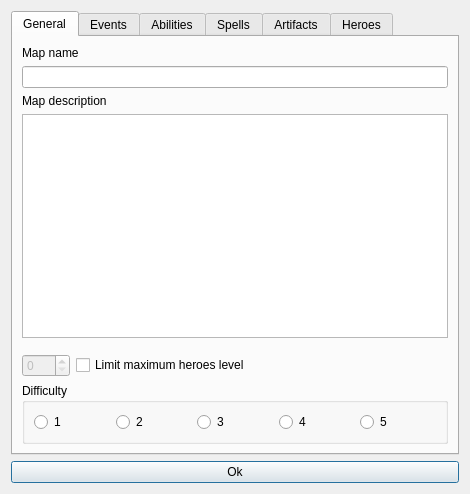
First picture: the form in mapeditor/mapsettings.ui, repository vcmi/vcmi, before the edit.
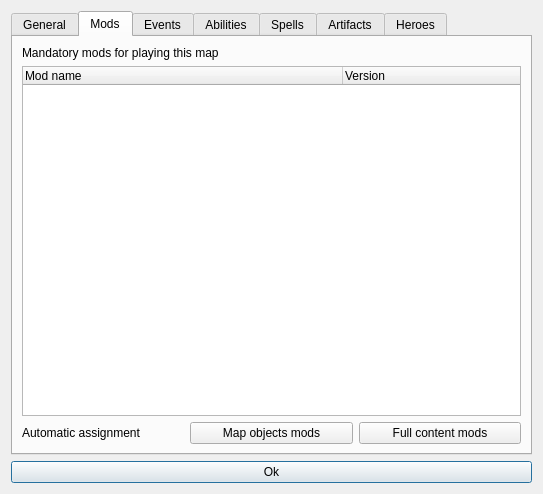
Second picture: the form after the edit. The open tabs and pages were chosen to show the change.

```diff
--- a/mapeditor/mapsettings.ui
+++ b/mapeditor/mapsettings.ui
@@ -9,7 +9,7 @@
    <rect>
     <x>0</x>
     <y>0</y>
-    <width>470</width>
+    <width>543</width>
     <height>494</height>
    </rect>
   </property>
@@ -23,14 +23,7 @@
    <string>Map settings</string>
   </property>
   <layout class="QGridLayout" name="gridLayout">
-   <item row="2" column="1">
-    <widget class="QPushButton" name="pushButton">
-     <property name="text">
-      <string>Ok</string>
-     </property>
-    </widget>
-   </item>
-   <item row="1" column="1">
+   <item row="3" column="1">
     <widget class="QTabWidget" name="tabWidget">
      <property name="currentIndex">
       <number>0</number>
@@ -139,6 +132,77 @@
        </item>
       </layout>
      </widget>
+     <widget class="QWidget" name="tab_9">
+      <attribute name="title">
+       <string>Mods</string>
+      </attribute>
+      <layout class="QVBoxLayout" name="verticalLayout_8">
+       <item>
+        <widget class="QLabel" name="label_6">
+         <property name="text">
+          <string>Mandatory mods for playing this map</string>
+         </property>
+        </widget>
+       </item>
+       <item>
+        <widget class="QTreeWidget" name="treeMods">
+         <property name="sizeAdjustPolicy">
+          <enum>QAbstractScrollArea::AdjustIgnored</enum>
+         </property>
+         <attribute name="headerDefaultSectionSize">
+          <number>320</number>
+         </attribute>
+         <column>
+          <property name="text">
+           <string>Mod name</string>
+          </property>
+         </column>
+         <column>
+          <property name="text">
+           <string>Version</string>
+          </property>
+         </column>
+        </widget>
+       </item>
+       <item>
+        <layout class="QHBoxLayout" name="horizontalLayout_3">
+         <item>
+          <widget class="QLabel" name="label_5">
+           <property name="text">
+            <string>Automatic assignment</string>
+           </property>
+          </widget>
+         </item>
+         <item>
+          <widget class="QPushButton" name="modResolution_map">
+           <property name="toolTip">
+            <string>Set required mods based on objects placed on the map. This method may cause problems if you have customized rewards, garrisons, etc from mods</string>
+           </property>
+           <property name="text">
+            <string>Map objects mods</string>
+           </property>
+           <property name="autoDefault">
+            <bool>false</bool>
+           </property>
+          </widget>
+         </item>
+         <item>
+          <widget class="QPushButton" name="modResolution_full">
+           <property name="toolTip">
+            <string>Set all mods having a game content as mandatory</string>
+           </property>
+           <property name="text">
+            <string>Full content mods</string>
+           </property>
+           <property name="autoDefault">
+            <bool>false</bool>
+           </property>
+          </widget>
+         </item>
+        </layout>
+       </item>
+      </layout>
+     </widget>
      <widget class="QWidget" name="tab_6">
       <attribute name="title">
        <string>Events</string>
@@ -369,6 +433,13 @@
      </widget>
     </widget>
    </item>
+   <item row="4" column="1">
+    <widget class="QPushButton" name="pushButton">
+     <property name="text">
+      <string>Ok</string>
+     </property>
+    </widget>
+   </item>
   </layout>
  </widget>
  <resources/>
```
